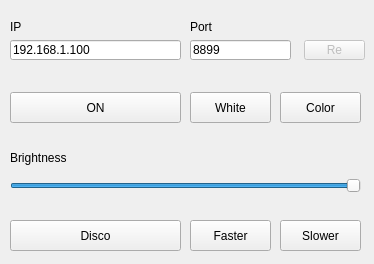
This is MiLightBulbController/mainwindow.ui in Pvg08/MilightC as Qt 5 draws it before an edit. The edited form follows.
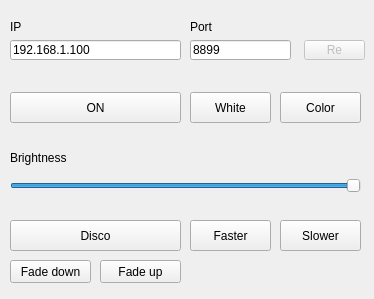
This is the edited form.

```diff
--- a/MiLightBulbController/mainwindow.ui
+++ b/MiLightBulbController/mainwindow.ui
@@ -10,7 +10,7 @@
     <x>0</x>
     <y>0</y>
     <width>374</width>
-    <height>264</height>
+    <height>299</height>
    </rect>
   </property>
   <property name="windowTitle">
@@ -207,6 +207,32 @@
      <string>Re</string>
     </property>
    </widget>
+   <widget class="QPushButton" name="pushButton_fup">
+    <property name="geometry">
+     <rect>
+      <x>100</x>
+      <y>260</y>
+      <width>81</width>
+      <height>23</height>
+     </rect>
+    </property>
+    <property name="text">
+     <string>Fade up</string>
+    </property>
+   </widget>
+   <widget class="QPushButton" name="pushButton_fdown">
+    <property name="geometry">
+     <rect>
+      <x>10</x>
+      <y>260</y>
+      <width>81</width>
+      <height>23</height>
+     </rect>
+    </property>
+    <property name="text">
+     <string>Fade down</string>
+    </property>
+   </widget>
   </widget>
  </widget>
  <layoutdefault spacing="6" margin="11"/>
```
